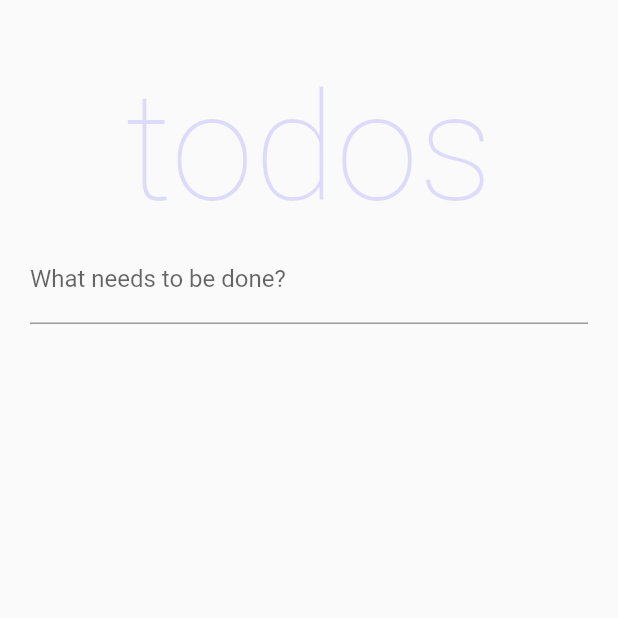
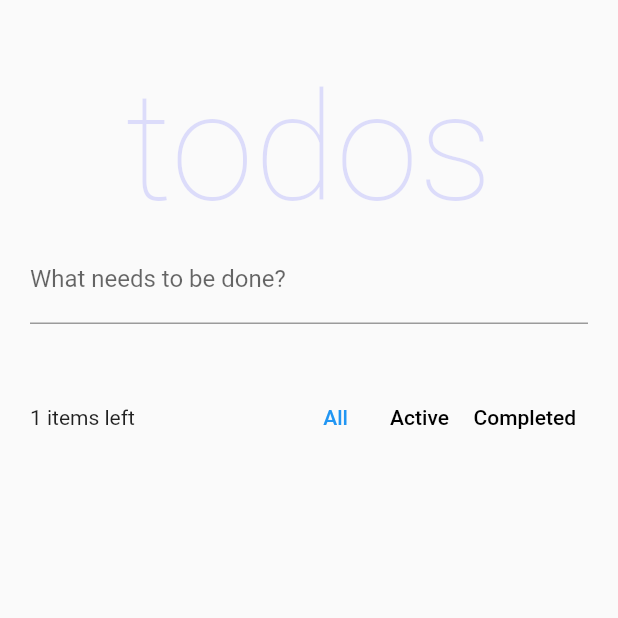
Before and after one commit to misaki-kawaguchi/todos_riverpod, a Flutter app: the screen it shows after launch, on a phone screen of 412 x 824 dp, the top half of it. Run offline on Flutter 3.47's test engine with Material 2 defaults, Android fonts, the phone set to English and light mode, and no system bars; Roboto replaces fonts that are missing (Helvetica Neue).

Commit message:
Toolbarを追加

```diff
--- /dev/null
+++ b/lib/ui/components/toolbar.dart
@@ -0,0 +1,61 @@
+import 'package:flutter/material.dart';
+
+class Toolbar extends StatelessWidget {
+  const Toolbar({Key? key}) : super(key: key);
+
+  @override
+  Widget build(BuildContext context) {
+    final allFilterKey = UniqueKey();
+    final activeFilterKey = UniqueKey();
+    final completedFilterKey = UniqueKey();
+
+    return Material(
+      child: Row(
+        children: [
+          const Expanded(
+            child: Text(
+              '1 items left',
+              overflow: TextOverflow.ellipsis,
+            ),
+          ),
+          Tooltip(
+            key: allFilterKey,
+            message: 'All todos',
+            child: TextButton(
+              onPressed: (){},
+              style: ButtonStyle(
+                visualDensity: VisualDensity.compact,
+                foregroundColor: MaterialStateProperty.all(Colors.blue)
+              ),
+              child: const Text('All'),
+            ),
+          ),
+          Tooltip(
+            key: activeFilterKey,
+            message: 'Only uncompleted todos',
+            child: TextButton(
+              onPressed: (){},
+              style: ButtonStyle(
+                  visualDensity: VisualDensity.compact,
+                  foregroundColor: MaterialStateProperty.all(Colors.black)
+              ),
+              child: const Text('Active'),
+            ),
+          ),
+          Tooltip(
+            key: completedFilterKey,
+            message: 'Only completed todos',
+            child: TextButton(
+              onPressed: (){},
+              style: ButtonStyle(
+                  visualDensity: VisualDensity.compact,
+                  foregroundColor: MaterialStateProperty.all(Colors.black)
+              ),
+              child: const Text('Completed'),
+            ),
+          ),
+        ],
+      ),
+    );
+  }
+}
--- a/lib/ui/pages/home_page.dart
+++ b/lib/ui/pages/home_page.dart
@@ -1,5 +1,6 @@
 import 'package:flutter/material.dart';
 import 'package:todos_riverpod/ui/components/todo_title.dart';
+import 'package:todos_riverpod/ui/components/toolbar.dart';
 
 class HomePage extends StatefulWidget {
   const HomePage({Key? key}) : super(key: key);
@@ -30,6 +31,8 @@ class _HomePageState extends State<HomePage> {
                 newTodoController.clear();
               },
             ),
+            const SizedBox(height: 42),
+            const Toolbar(),
           ],
         ),
       ),
```
